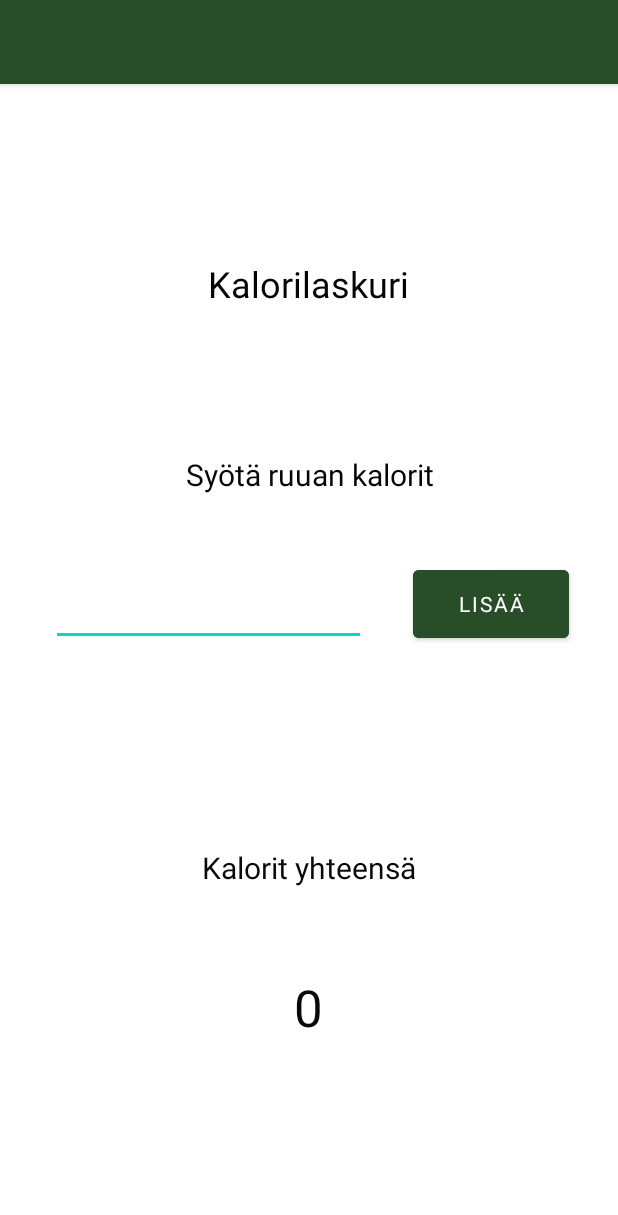
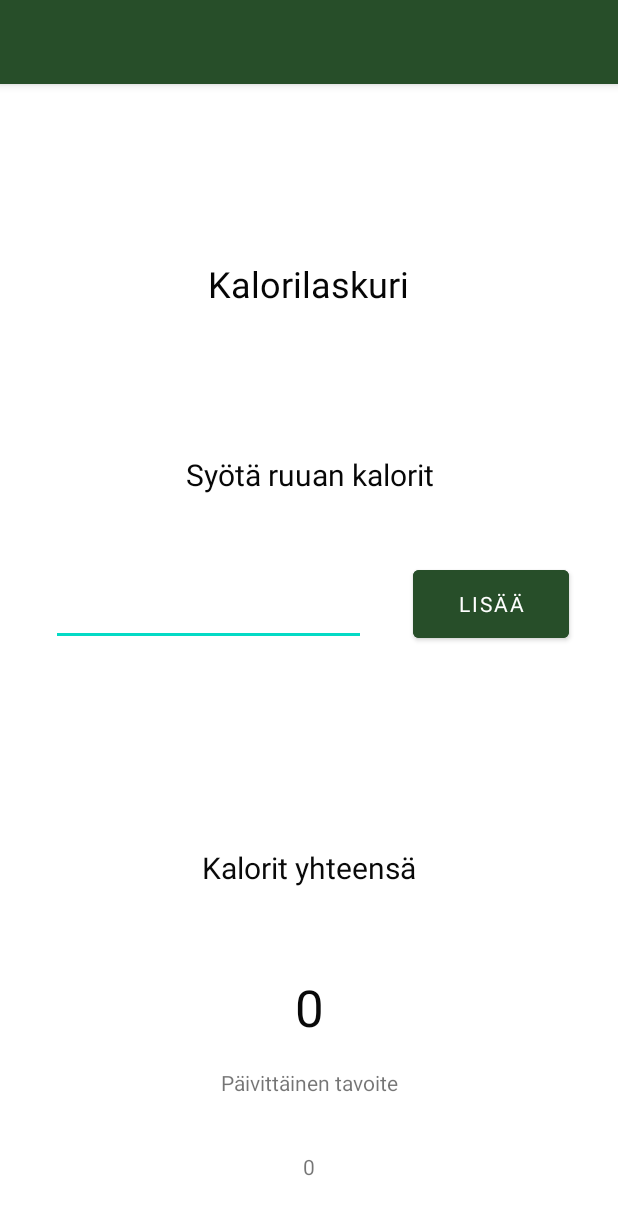
Before and after one commit to Sofvi/HealthHub, an Android app: the Food screen opened directly, with no data from a screen before it, on a phone screen of 412 x 824 dp. Shown: the top 1215 px of the screen. Run offline under Robolectric (Android 15) with nearby library versions, the phone set to English and light mode, and no system bars.

Commit message:
Päivittäisten kaloritavotteiden asettaminen :)

```diff
--- a/app/src/main/java/com/example/terveyssovellus/Food.java
+++ b/app/src/main/java/com/example/terveyssovellus/Food.java
@@ -25,6 +25,12 @@ public class Food extends AppCompatActivity {
                 0);
         TextView textView = findViewById(R.id.total_food_calories);
         textView.setText(String.valueOf(foodCalories));
+
+        SharedPreferences prefs2 = getDefaultSharedPreferences(getApplicationContext());
+        int goal_calories = prefs2.getInt("user_food_goal",
+                0);
+        TextView textView2 = findViewById(R.id.food_calories_goal);
+        textView2.setText(String.valueOf(goal_calories));
     }
 
     public void updateFoodCalories(View view){
--- a/app/src/main/res/layout/activity_food.xml
+++ b/app/src/main/res/layout/activity_food.xml
@@ -96,7 +96,7 @@
 
     <TextView
         android:id="@+id/total_food_calories"
-        android:layout_width="60dp"
+        android:layout_width="match_parent"
         android:layout_height="63dp"
         android:text="@string/_0"
         android:textAlignment="center"
@@ -108,4 +108,23 @@
         app:layout_constraintStart_toStartOf="parent"
         app:layout_constraintTop_toBottomOf="@+id/textView3"
         app:layout_constraintVertical_bias="0.246" />
+
+    <TextView
+        android:id="@+id/textView12"
+        android:layout_width="wrap_content"
+        android:layout_height="wrap_content"
+        android:text="Päivittäinen tavoite"
+        app:layout_constraintEnd_toEndOf="parent"
+        app:layout_constraintStart_toStartOf="parent"
+        app:layout_constraintTop_toBottomOf="@+id/total_food_calories" />
+
+    <TextView
+        android:id="@+id/food_calories_goal"
+        android:layout_width="wrap_content"
+        android:layout_height="wrap_content"
+        android:text="Ei asetettu"
+        app:layout_constraintBottom_toBottomOf="parent"
+        app:layout_constraintEnd_toEndOf="parent"
+        app:layout_constraintStart_toStartOf="parent"
+        app:layout_constraintTop_toBottomOf="@+id/textView12" />
 </androidx.constraintlayout.widget.ConstraintLayout>
```
Also changed, not shown: app/src/main/java/com/example/terveyssovellus/UserSettings.java (+18 -0 lines).
